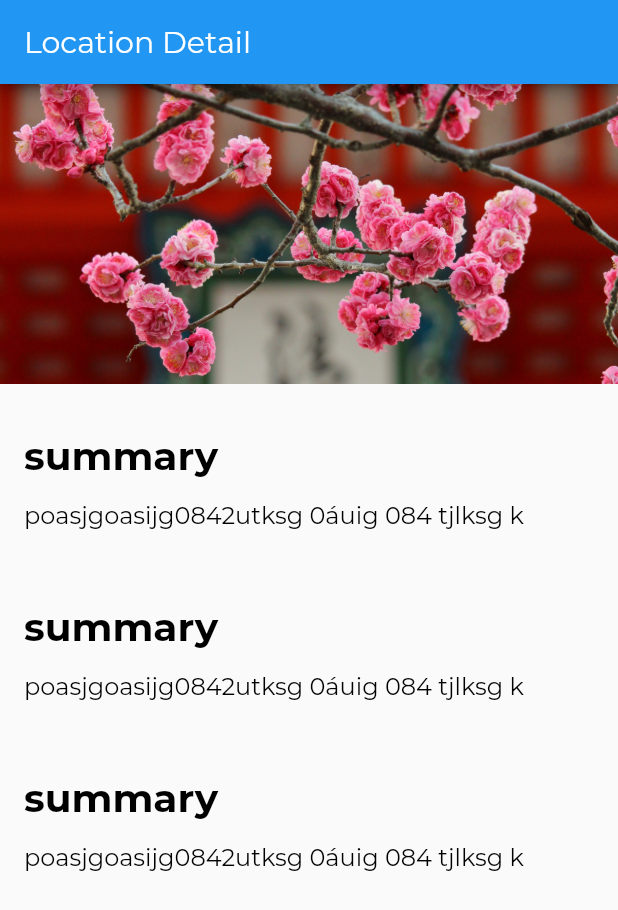
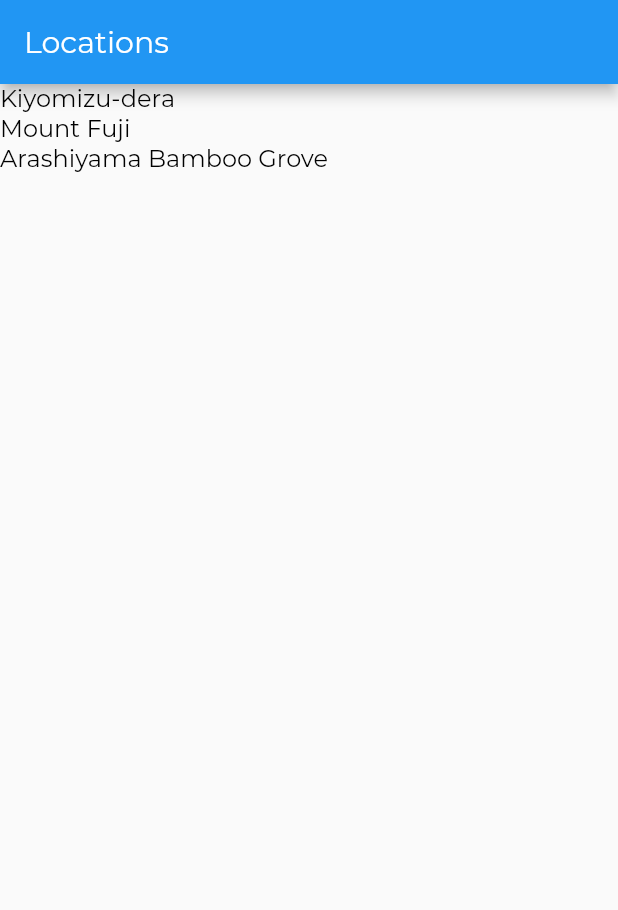
Before and after one commit to yagolasse/flutter-first-app, a Flutter app: the screen it shows after launch, on a phone screen of 412 x 824 dp. Shown: the top 910 px of the screen. Run offline on Flutter 3.47's test engine with Material 2 defaults, Android fonts, the phone set to English and light mode, and no system bars.

Commit message:
finished app with simple list and details

```diff
--- a/lib/app.dart
+++ b/lib/app.dart
@@ -1,21 +1,41 @@
 import 'package:flutter/material.dart';
+import 'package:tourismandco/screens/location_detail/location_detail.dart';
 
-import 'screens/location_detail/location_detail.dart';
+import 'screens/locations/locations.dart';
 
 import 'style.dart';
 
+const LocationsRoute = '/';
+
+const LocationDetailRoute = '/location_detail';
+
 class App extends StatelessWidget {
-
   @override
   Widget build(BuildContext context) {
-    return MaterialApp(
-      home: LocationDetail(),
-      theme: ThemeData(
-        appBarTheme: AppBarTheme(
-          textTheme: TextTheme(title: AppBarTextStyle)
-        ),
-        textTheme: TextTheme(title: TitleTextStyle, body1: Body1TextStyle)
-      ),
-    );
+    return MaterialApp(onGenerateRoute: _routes(), theme: _theme());
+  }
+
+  RouteFactory _routes() {
+    return (settings) {
+      final Map<String, dynamic> arguments = settings.arguments;
+      Widget screen;
+      switch (settings.name) {
+        case LocationsRoute:
+          screen = Locations();
+          break;
+        case LocationDetailRoute:
+          screen = LocationDetail(arguments['id']);
+          break;
+        default:
+          return null;
+      }
+      return MaterialPageRoute(builder: (BuildContext context) => screen);
+    };
+  }
+
+  ThemeData _theme() {
+    return ThemeData(
+        appBarTheme: AppBarTheme(textTheme: TextTheme(title: AppBarTextStyle)),
+        textTheme: TextTheme(title: TitleTextStyle, body1: Body1TextStyle));
   }
 }
--- /dev/null
+++ b/lib/models/location.dart
@@ -0,0 +1,43 @@
+import 'location_fact.dart';
+
+class Location {
+  final int id;
+  final String name;
+  final String imagePath;
+  final List<LocationFact> facts;
+
+  Location(this.id, this.name, this.imagePath, this.facts);
+
+  static List<Location> fetchAll() {
+    return [
+      Location(1, 'Kiyomizu-dera', 'assets/images/kiyomizu-dera.jpg', [
+        LocationFact('Summary',
+            'Kiyomizu-dera, officially Otowa-san Kiyomizu-dera, is an independent Buddhist temple in eastern Kyoto. The temple is part of the Historic Monuments of Ancient Kyoto UNESCO World Heritage site.'),
+        LocationFact('Architectural Style', 'Japanese Buddhist architecture.'),
+      ]),
+      Location(2, 'Mount Fuji', 'assets/images/fuji.jpg', [
+        LocationFact('Summary',
+            'Japan’s Mt. Fuji is an active volcano about 100 kilometers southwest of Tokyo. Commonly called “Fuji-san,” it’s the country’s tallest peak, at 3,776 meters. A pilgrimage site for centuries, it’s considered one of Japan’s 3 sacred mountains, and summit hikes remain a popular activity. Its iconic profile is the subject of numerous works of art, notably Edo Period prints by Hokusai and Hiroshige.'),
+        LocationFact('Did You Know',
+            'There are three cities that surround Mount Fuji: Gotemba, Fujiyoshida and Fujinomiya.'),
+      ]),
+      Location(3, 'Arashiyama Bamboo Grove', 'assets/images/arashiyama.jpg', [
+        LocationFact('Summary',
+            'While we could go on about the ethereal glow and seemingly endless heights of this bamboo grove on the outskirts of Kyoto, the sight\'s pleasures extend beyond the visual realm.'),
+        LocationFact('How to Get There',
+            'Kyoto airport, with several terminals, is located 16 kilometres south of the city and is also known as Kyoto. Kyoto can also be reached by transport links from other regional airports.'),
+      ]),
+    ];
+  }
+
+   static Location fetchByID(int locationID) {
+    // NOTE: this will replaced by a proper API call
+    List<Location> locations = Location.fetchAll();
+    for (var i = 0; i < locations.length; i++) {
+      if (locations[i].id == locationID) {
+        return locations[i];
+      }
+    }
+    return null;
+  }
+}
--- /dev/null
+++ b/lib/models/location_fact.dart
@@ -0,0 +1,6 @@
+class LocationFact {
+    final String title;
+    final String text;
+
+    LocationFact(this.title, this.text);
+}
--- a/lib/screens/location_detail/location_detail.dart
+++ b/lib/screens/location_detail/location_detail.dart
@@ -4,23 +4,35 @@ import 'image_banner.dart';
 
 import 'text_section.dart';
 
+import '../../models/location.dart';
+
 class LocationDetail extends StatelessWidget {
+
+  final int _locationId;
+
+  LocationDetail(this._locationId);
+
   @override
   Widget build(BuildContext context) {
+    final location = Location.fetchByID(_locationId);
+
     return Scaffold(
       appBar: AppBar(
-        title: Text('Location Detail'),
+        title: Text(location.name),
       ),
       body: Column(
         mainAxisAlignment: MainAxisAlignment.start,
         crossAxisAlignment: CrossAxisAlignment.stretch,
         children: [
-          ImageBanner("assets/images/kiyomizu-dera.jpg"),
-          TextSection("summary", "poasjgoasijg0842utksg 0áuig 084 tjlksg k"),
-          TextSection("summary", "poasjgoasijg0842utksg 0áuig 084 tjlksg k"),
-          TextSection("summary", "poasjgoasijg0842utksg 0áuig 084 tjlksg k"),
-        ],
+          ImageBanner(location.imagePath),
+        ]..addAll(textSection(location)),
       ),
     );
   }
+
+  List<Widget> textSection(Location location) {
+    return location.facts
+        .map((fact) => TextSection(fact.title, fact.text))
+        .toList();
+  }
 }
--- /dev/null
+++ b/lib/screens/locations/locations.dart
@@ -0,0 +1,29 @@
+import 'package:flutter/material.dart';
+import 'package:tourismandco/app.dart';
+
+import '../../models/location.dart';
+
+class Locations extends StatelessWidget {
+  @override
+  Widget build(BuildContext context) {
+    final locations = Location.fetchAll();
+
+    return Scaffold(
+      appBar: AppBar(
+        title: Text('Locations'),
+      ),
+      body: ListView(
+        children: locations.map((location) =>
+          GestureDetector(
+           child: Text(location.name),
+           onTap: () => _onLocationTap(context, location.id),
+          )
+        ).toList(),
+      ),
+    );
+  }
+
+  _onLocationTap(BuildContext context, int locationId) {
+    Navigator.pushNamed(context, LocationDetailRoute, arguments: {"id": locationId});
+  }
+}
```
Also changed, not shown: assets/images/arashiyama.jpg (added), assets/images/fuji.jpg (added).
